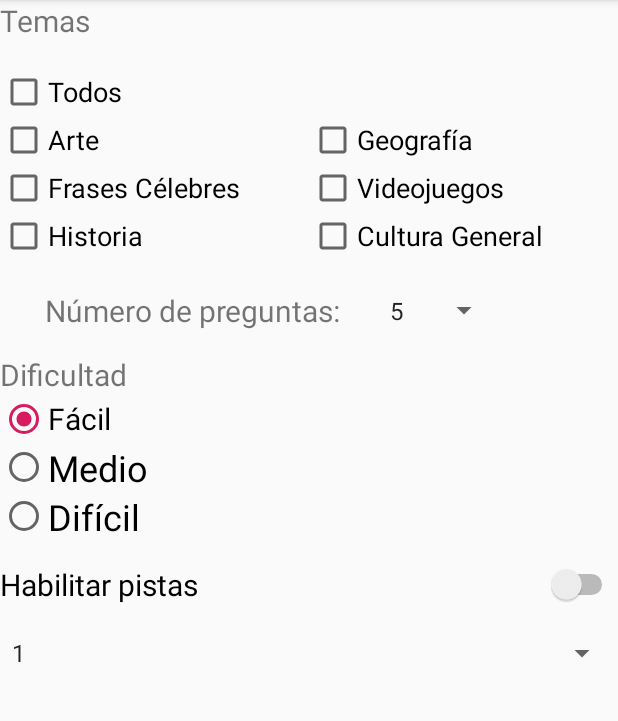
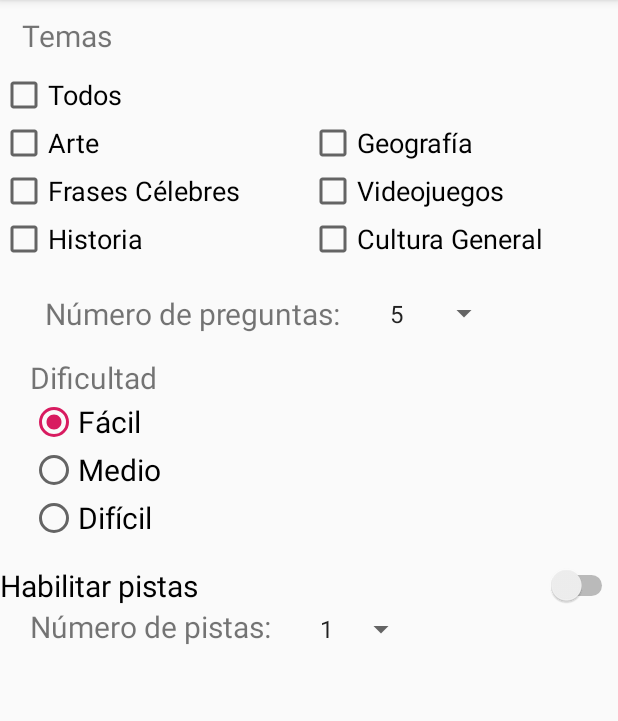
Before and after one commit to MDG99/QuizApp-Pro, an Android app: the OptionsActivity screen opened directly, with no data from a screen before it, on a phone screen of 412 x 824 dp, the part 84-805 px from its top. Run offline under Robolectric (Android 15) with nearby library versions, the phone set to English and light mode, and no system bars.

Commit message:
diseño xml de options activity terminado

```diff
--- a/app/src/main/res/layout/activity_options.xml
+++ b/app/src/main/res/layout/activity_options.xml
@@ -9,9 +9,13 @@
     <LinearLayout
         android:layout_width="match_parent"
         android:layout_height="wrap_content"
+        android:layout_gravity="center"
+        android:layout_marginLeft="10dp"
+        android:layout_marginTop="10dp"
         android:orientation="horizontal">
 
         <TextView
+
             android:layout_width="wrap_content"
             android:layout_height="wrap_content"
             android:layout_gravity="start"
@@ -24,7 +28,7 @@
     <LinearLayout
         android:layout_width="match_parent"
         android:layout_height="wrap_content"
-        android:layout_marginTop="18dp"
+        android:layout_marginTop="10dp"
         android:orientation="vertical">
 
         <LinearLayout
@@ -140,13 +144,13 @@
 
     <LinearLayout
         android:layout_width="wrap_content"
-        android:layout_height="wrap_content">
+        android:layout_height="wrap_content"
+        android:layout_marginLeft="20dp">
 
         <RadioGroup
             android:layout_width="match_parent"
             android:layout_height="wrap_content"
             android:layout_marginTop="15dp"
-
             android:orientation="vertical">
 
             <TextView
@@ -169,7 +173,7 @@
                 android:layout_width="wrap_content"
                 android:layout_height="wrap_content"
                 android:text="Medio"
-                android:textSize="24sp" />
+                android:textSize="20sp" />
 
 
             <RadioButton
@@ -177,7 +181,7 @@
                 android:layout_width="wrap_content"
                 android:layout_height="wrap_content"
                 android:text="Difícil"
-                android:textSize="24sp" />
+                android:textSize="20sp" />
 
 
         </RadioGroup>
@@ -191,11 +195,23 @@
         android:text="Habilitar pistas"
         android:textSize="20sp" />
 
-    <Spinner
-        android:id="@+id/pistas_spinner"
-        android:layout_width="match_parent"
+    <LinearLayout
+        android:layout_width="wrap_content"
         android:layout_height="wrap_content"
-        android:layout_marginTop="20dp"
-        android:entries="@array/cantidad_pistas" />
+        android:orientation="horizontal">
 
+        <TextView
+            android:layout_width="wrap_content"
+            android:layout_height="wrap_content"
+            android:layout_marginLeft="20dp"
+            android:text="Número de pistas: "
+            android:textSize="20sp" />
+
+        <Spinner
+            android:id="@+id/pistas_spinner"
+            android:layout_width="wrap_content"
+            android:layout_height="wrap_content"
+            android:layout_marginLeft="20dp"
+            android:entries="@array/cantidad_pistas" />
+    </LinearLayout>
 </LinearLayout>
```
